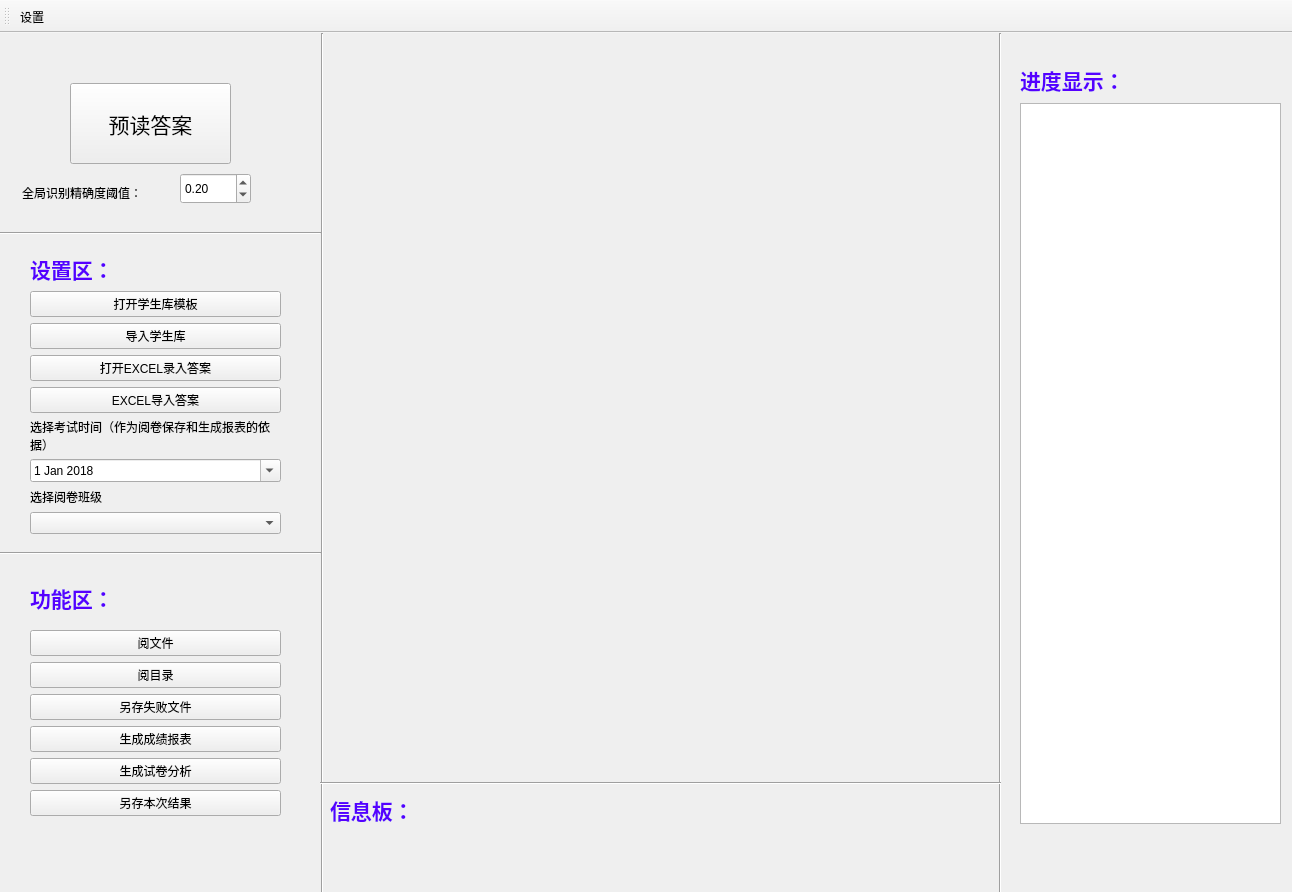
r53127/MyScan, file PicMainWindow.ui: the form before one commit.
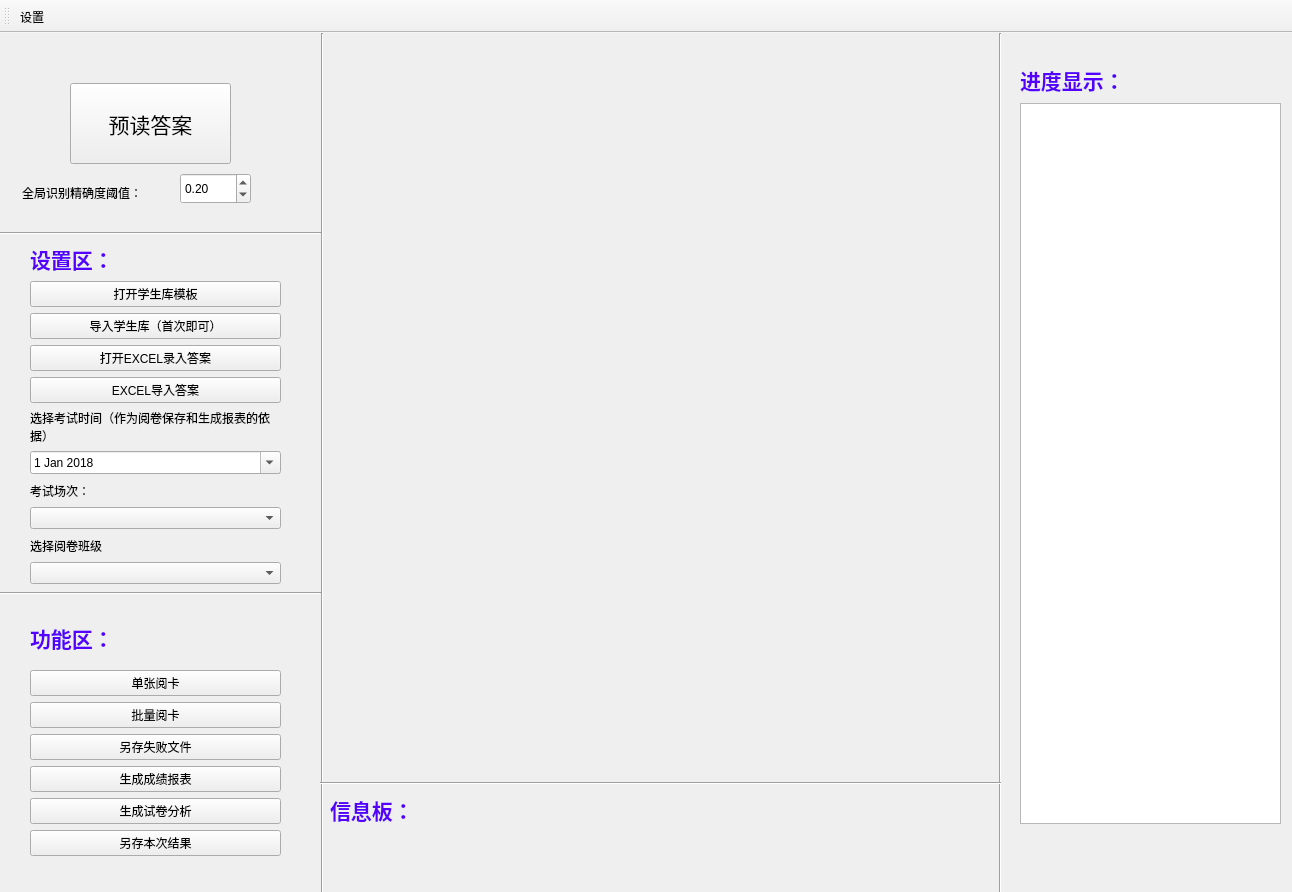
The form after the commit. Icons and pictures are not drawn.

Patch:
```diff
--- a/PicMainWindow.ui
+++ b/PicMainWindow.ui
@@ -53,7 +53,7 @@
     <property name="geometry">
      <rect>
       <x>0</x>
-      <y>510</y>
+      <y>550</y>
       <width>321</width>
       <height>20</height>
      </rect>
@@ -213,7 +213,7 @@
     <property name="geometry">
      <rect>
       <x>30</x>
-      <y>540</y>
+      <y>580</y>
       <width>251</width>
       <height>243</height>
      </rect>
@@ -229,14 +229,14 @@
      <item>
       <widget class="QPushButton" name="pushButton_3">
        <property name="text">
-        <string>阅文件</string>
+        <string>单张阅卡</string>
        </property>
       </widget>
      </item>
      <item>
       <widget class="QPushButton" name="pushButton_4">
        <property name="text">
-        <string>阅目录</string>
+        <string>批量阅卡</string>
        </property>
       </widget>
      </item>
@@ -270,13 +270,42 @@
      </item>
     </layout>
    </widget>
-   <widget class="QWidget" name="layoutWidget">
+   <widget class="QScrollArea" name="scrollArea">
+    <property name="geometry">
+     <rect>
+      <x>490</x>
+      <y>796</y>
+      <width>261</width>
+      <height>51</height>
+     </rect>
+    </property>
+    <property name="frameShape">
+     <enum>QFrame::NoFrame</enum>
+    </property>
+    <property name="lineWidth">
+     <number>0</number>
+    </property>
+    <property name="widgetResizable">
+     <bool>true</bool>
+    </property>
+    <widget class="QWidget" name="scrollAreaWidgetContents">
+     <property name="geometry">
+      <rect>
+       <x>0</x>
+       <y>0</y>
+       <width>261</width>
+       <height>51</height>
+      </rect>
+     </property>
+    </widget>
+   </widget>
+   <widget class="QWidget" name="">
     <property name="geometry">
      <rect>
       <x>30</x>
-      <y>220</y>
+      <y>210</y>
       <width>251</width>
-      <height>281</height>
+      <height>341</height>
      </rect>
     </property>
     <layout class="QVBoxLayout" name="verticalLayout">
@@ -297,7 +326,7 @@
      <item>
       <widget class="QPushButton" name="pushButton">
        <property name="text">
-        <string>导入学生库</string>
+        <string>导入学生库（首次即可）</string>
        </property>
       </widget>
      </item>
@@ -360,6 +389,38 @@
        </property>
       </widget>
      </item>
+     <item>
+      <widget class="QLabel" name="label_6">
+       <property name="layoutDirection">
+        <enum>Qt::LeftToRight</enum>
+       </property>
+       <property name="autoFillBackground">
+        <bool>false</bool>
+       </property>
+       <property name="lineWidth">
+        <number>3</number>
+       </property>
+       <property name="text">
+        <string>考试场次：</string>
+       </property>
+       <property name="textFormat">
+        <enum>Qt::PlainText</enum>
+       </property>
+       <property name="scaledContents">
+        <bool>false</bool>
+       </property>
+       <property name="wordWrap">
+        <bool>true</bool>
+       </property>
+      </widget>
+     </item>
+     <item>
+      <widget class="QComboBox" name="comboBox">
+       <property name="currentText">
+        <string/>
+       </property>
+      </widget>
+     </item>
      <item>
       <widget class="QLabel" name="label_5">
        <property name="layoutDirection">
```
Left out of the diff: 47 changed lines with no effect on the pictures.
